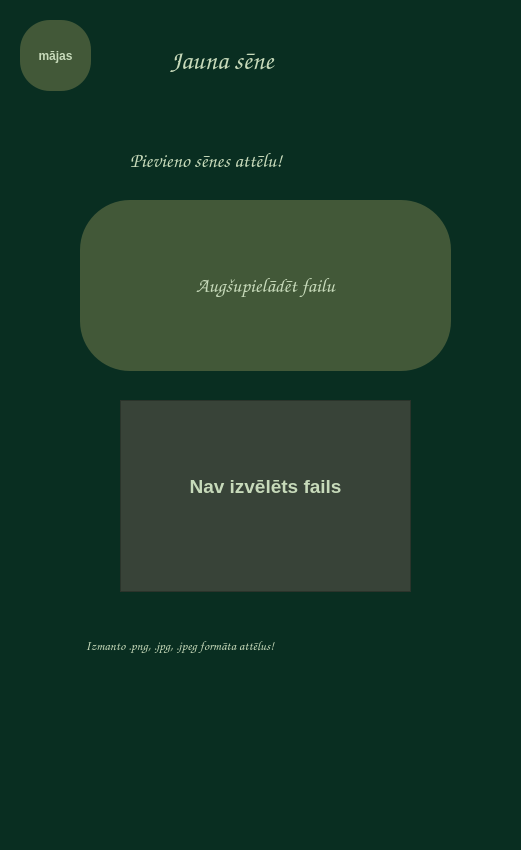
Above: ui/newupload.ui from tebuu24/Senu-kolekcionars-2025 before the change. Below: the same form after it.
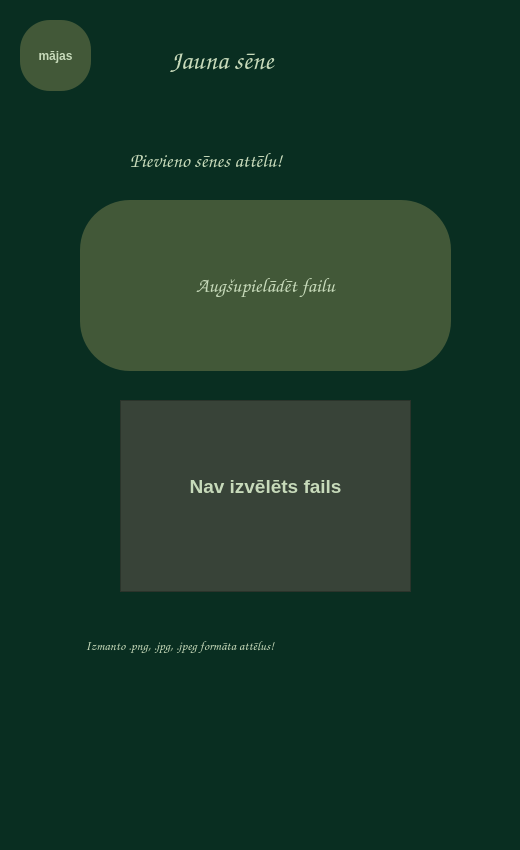
That is the form after the change.

Diff of the .ui file:
```diff
--- a/ui/newupload.ui
+++ b/ui/newupload.ui
@@ -2,15 +2,23 @@
 <ui version="4.0">
  <class>MainWindow</class>
  <widget class="QMainWindow" name="MainWindow">
+  <property name="geometry">
+   <rect>
+    <x>0</x>
+    <y>0</y>
+    <width>520</width>
+    <height>850</height>
+   </rect>
+  </property>
   <property name="minimumSize">
    <size>
-    <width>521</width>
+    <width>520</width>
     <height>850</height>
    </size>
   </property>
   <property name="maximumSize">
    <size>
-    <width>521</width>
+    <width>520</width>
     <height>850</height>
    </size>
   </property>
```
